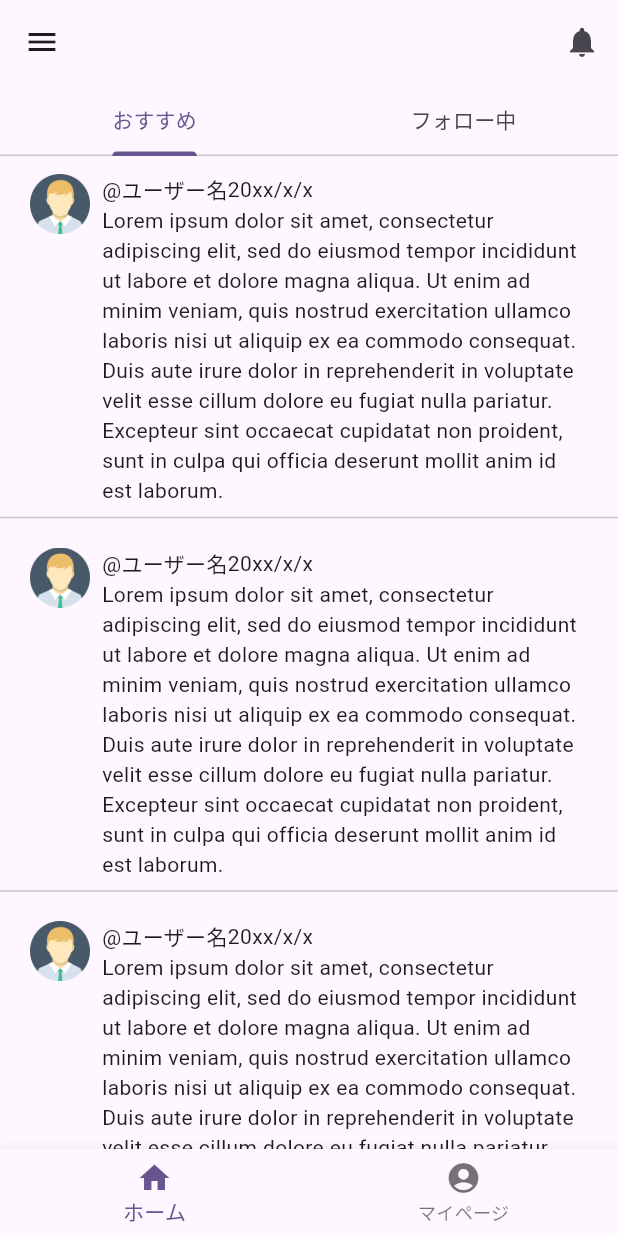
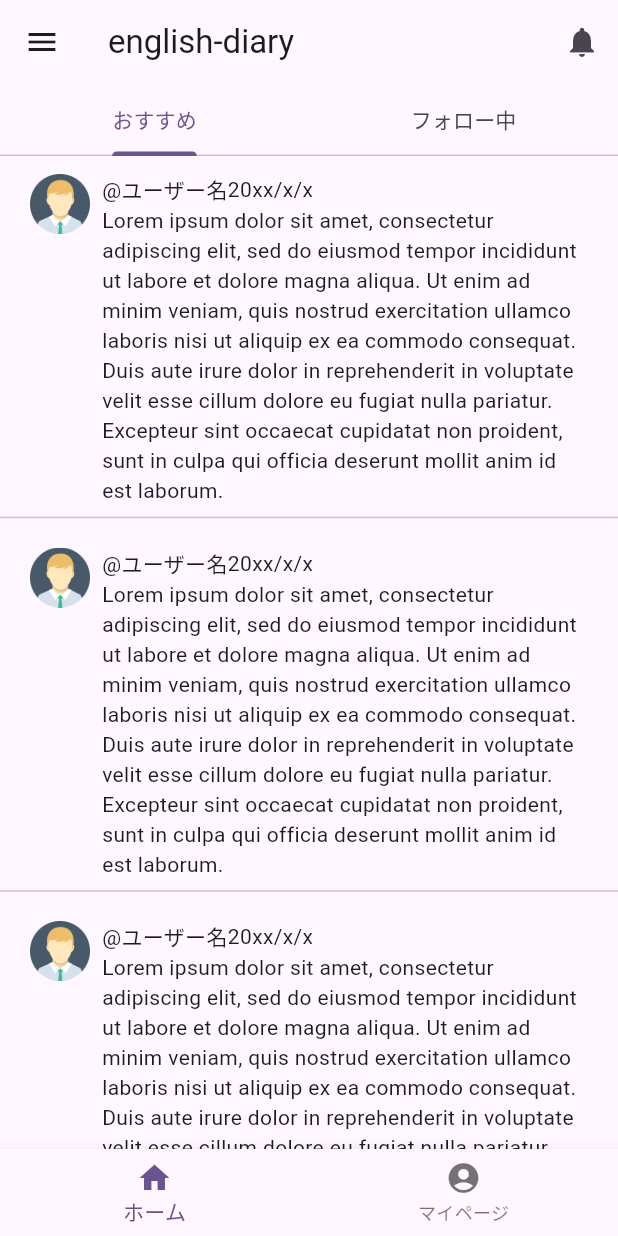
Before and after one commit to yyupyong/english-diary, a Flutter app: the screen it shows after launch, on a phone screen of 412 x 824 dp. Run offline on Flutter 3.47's test engine with Material 2 defaults, Android fonts, the phone set to English and light mode, and no system bars; our stand-ins replace flutter_hooks, hooks_riverpod.

Commit message:
タイトルを追加

```diff
--- a/lib/view/page/home/home_screen.dart
+++ b/lib/view/page/home/home_screen.dart
@@ -11,6 +11,7 @@ class HomeScreen extends AbstractStatelessWidget {
     return Scaffold(
       drawer: const Drawer(),
       appBar: AppBar(
+        title: Text('english-diary'),
         actions: [
           IconButton(onPressed: () {}, icon: const Icon(Icons.notifications))
         ],
@@ -18,7 +19,6 @@ class HomeScreen extends AbstractStatelessWidget {
           controller: tabController,
           tabs: const [
             Tab(child: Text("おすすめ")),
-            //ここにおすすめのスレッドとフォロワーのスレッドが表示される
             Tab(child: Text("フォロー中")),
           ],
         ),
```
